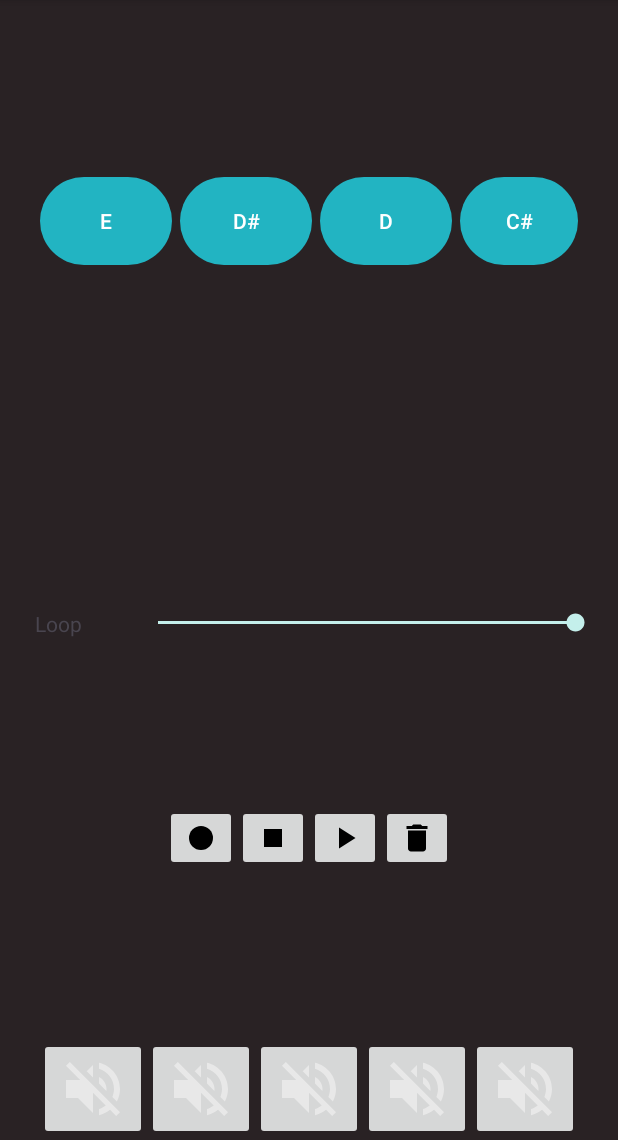
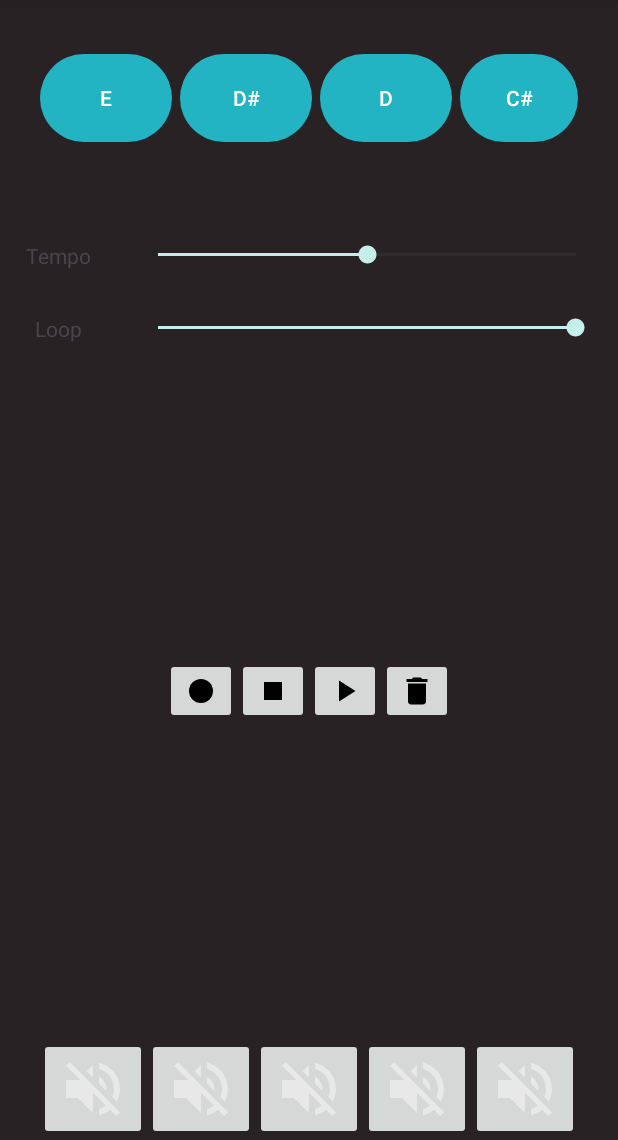
Before and after one commit to johncrawley/SuperSimpleSoundboard, an Android app: the screen it shows after launch (MainActivity), on a phone screen of 412 x 824 dp, the part 96-1236 px from its top. Run offline under Robolectric (Android 15) with nearby library versions, the phone set to English and light mode, and no system bars.

Commit message:
Added seekbar to change tempo of the loop.

```diff
--- a/app/src/main/java/com/jacstuff/supersimplesoundboard/MainActivity.java
+++ b/app/src/main/java/com/jacstuff/supersimplesoundboard/MainActivity.java
@@ -47,7 +47,9 @@ public class MainActivity extends AppCompatActivity implements LoopView {
         setupMusicButtons();
         setupRecordingButtons();
         setupMutedButtons();
+        setupTempoSeekBar();
     }
+
 
     private void loadSounds(){
         SoundFactory soundFactory = new SoundFactory();
@@ -58,7 +60,22 @@ public class MainActivity extends AppCompatActivity implements LoopView {
             sound.setButtonNumber(i);
             soundPlayer.loadSound(sound);
         }
-      //  soundBank.getSounds().forEach(soundPlayer::loadSound);
+    }
+
+
+    private void setupTempoSeekBar(){
+        SeekBar tempoSeekBar = findViewById(R.id.loopTempoSeekbar);
+        tempoSeekBar.setOnSeekBarChangeListener(new SeekBar.OnSeekBarChangeListener() {
+            @Override
+            public void onProgressChanged(SeekBar seekBar, int i, boolean b) {}
+
+            @Override public void onStartTrackingTouch(SeekBar seekBar) {}
+
+            @Override
+            public void onStopTrackingTouch(SeekBar seekBar) {
+                loopPlayer.setLoopMultiplier(seekBar.getProgress());
+            }
+        });
     }
 
 
--- a/app/src/main/java/com/jacstuff/supersimplesoundboard/service/LoopPlayer.java
+++ b/app/src/main/java/com/jacstuff/supersimplesoundboard/service/LoopPlayer.java
@@ -21,6 +21,9 @@ public class LoopPlayer {
     private final AtomicBoolean isPlaying = new AtomicBoolean(false);
     private LoopView loopView;
     private final Set<Integer> mutedLayers = new HashSet<>();
+    private float loopMultiplier = 1f;
+    private float nextLoopMultiplier = 1f;
+
 
     public LoopPlayer(LoopRecorder loopRecorder, SoundPlayer soundPlayer){
         executorService = Executors.newScheduledThreadPool(1);
@@ -34,11 +37,17 @@ public class LoopPlayer {
     }
 
 
+    public void setLoopMultiplier(int value){
+        nextLoopMultiplier = (Math.max(1, value))/ 10f;
+    }
+
+
+
     public void play(){
         currentTime = 0;
         isPlaying.set(true);
         getView().ifPresent(LoopView::notifyLoopPlaying);
-        future = executorService.scheduleAtFixedRate(this::playNextSound, 0, loopRecorder.getTimeDivisor(), TimeUnit.MILLISECONDS);
+        future = executorService.scheduleAtFixedRate(this::playNextSound, 0, (long)(loopRecorder.getTimeDivisor() / loopMultiplier), TimeUnit.MILLISECONDS);
     }
 
 
@@ -100,8 +109,13 @@ public class LoopPlayer {
 
     private void updateCurrentTime(){
         currentTime++;
-        if(currentTime > loopRecorder.getDuration()){
+        if(currentTime > (loopRecorder.getDuration())){
             currentTime = 0;
+            if(loopMultiplier != nextLoopMultiplier){
+                stop();
+                loopMultiplier = nextLoopMultiplier;
+                play();
+            }
         }
     }
 }
--- a/app/src/main/res/layout/activity_main.xml
+++ b/app/src/main/res/layout/activity_main.xml
@@ -28,8 +28,46 @@
         app:layout_constraintEnd_toEndOf="parent"
         app:layout_constraintStart_toStartOf="parent"
         app:layout_constraintTop_toBottomOf="@id/buttonLayout"
-        app:layout_constraintBottom_toTopOf="@id/loopProgressLayout"
+        app:layout_constraintBottom_toTopOf="@id/loopTempoLayout"
         android:orientation="horizontal"/>
+
+    <LinearLayout
+        android:layout_width="match_parent"
+        android:layout_height="wrap_content"
+        android:id="@+id/loopTempoLayout"
+        android:orientation="horizontal"
+        android:weightSum="10"
+        app:layout_constraintEnd_toEndOf="parent"
+        app:layout_constraintStart_toStartOf="parent"
+        app:layout_constraintTop_toBottomOf="@id/buttonLayout2"
+        app:layout_constraintBottom_toTopOf="@id/loopProgressLayout">
+
+        <TextView
+            android:layout_width="0dp"
+            android:layout_weight="2"
+            android:gravity="center"
+            android:layout_height="wrap_content"
+            android:text="@string/seekbar_loop_tempo_label" />
+
+        <LinearLayout
+            android:layout_weight="8"
+            android:layout_width="0dp"
+            android:gravity="center"
+            android:layout_marginHorizontal="12dp"
+            android:layout_height="wrap_content"
+            android:orientation="vertical">
+
+            <SeekBar
+                android:layout_width="match_parent"
+                android:layout_height="wrap_content"
+                android:layout_gravity="center"
+                android:progress="10"
+                android:max="20"
+                android:id="@+id/loopTempoSeekbar"/>
+        </LinearLayout>
+
+
+    </LinearLayout>
 
     <LinearLayout
         android:layout_width="match_parent"
@@ -39,7 +77,7 @@
         android:weightSum="10"
         app:layout_constraintEnd_toEndOf="parent"
         app:layout_constraintStart_toStartOf="parent"
-        app:layout_constraintTop_toBottomOf="@id/buttonLayout2"
+        app:layout_constraintTop_toBottomOf="@id/loopProgressLayout"
         app:layout_constraintBottom_toTopOf="@id/recordPlaybackButtonLayout">
 
         <TextView
@@ -64,8 +102,6 @@
                 android:progress="1"
                 android:max="1"
                 android:id="@+id/loopProgressSeekbar"/>
-
-
         </LinearLayout>
 
 
--- a/app/src/main/res/values/strings.xml
+++ b/app/src/main/res/values/strings.xml
@@ -5,4 +5,5 @@
     <string name="button_text_play">Play</string>
     <string name="button_text_clear">Clear</string>
     <string name="seekbar_loop_progress_label">Loop</string>
+    <string name="seekbar_loop_tempo_label">Tempo</string>
 </resources>
```
